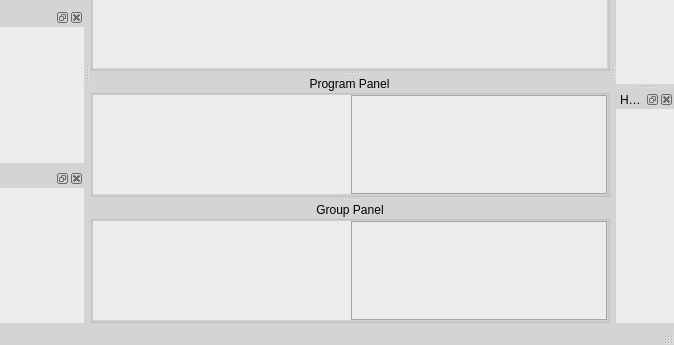
Before: the Qt Designer form src/vstboard/mainwindow.ui in rbarreiros/vstboard, drawn with Qt 5; both pictures show x 172 to 846 and y 225 to 570 of the 846 by 570 pixel window.
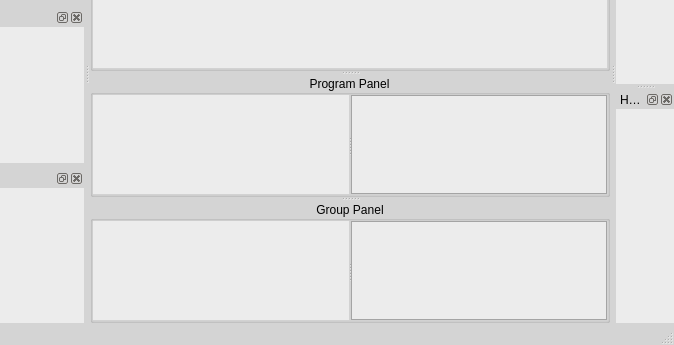
After: the same form once the commit is applied. Icons and pictures are not drawn. Custom widgets are drawn as their Qt base class.

Commit message: save splitter sizes

```diff
--- a/src/vstboard/mainwindow.ui
+++ b/src/vstboard/mainwindow.ui
@@ -233,7 +233,7 @@
        <property name="flat">
         <bool>true</bool>
        </property>
-       <layout class="QHBoxLayout" name="horizontalLayout_4">
+       <layout class="QHBoxLayout" name="horizontalLayout">
         <property name="spacing">
          <number>0</number>
         </property>
@@ -241,6 +241,13 @@
          <number>0</number>
         </property>
         <item>
+         <widget class="QSplitter" name="splitterProg">
+          <property name="orientation">
+           <enum>Qt::Horizontal</enum>
+          </property>
+          <property name="handleWidth">
+           <number>2</number>
+          </property>
          <widget class="MainGraphicsView" name="programView">
           <property name="frameShape">
            <enum>QFrame::NoFrame</enum>
@@ -261,8 +268,6 @@
            <enum>QGraphicsView::AnchorUnderMouse</enum>
           </property>
          </widget>
-        </item>
-        <item>
          <widget class="QListView" name="programParkList">
           <property name="sizePolicy">
            <sizepolicy hsizetype="Preferred" vsizetype="Expanding">
@@ -270,9 +275,16 @@
             <verstretch>0</verstretch>
            </sizepolicy>
           </property>
+           <property name="frameShape">
+            <enum>QFrame::StyledPanel</enum>
+           </property>
           <property name="dragEnabled">
            <bool>true</bool>
           </property>
+           <property name="uniformItemSizes">
+            <bool>true</bool>
+           </property>
+          </widget>
          </widget>
         </item>
        </layout>
@@ -295,6 +307,13 @@
          <number>0</number>
         </property>
         <item>
+         <widget class="QSplitter" name="splitterGroup">
+          <property name="orientation">
+           <enum>Qt::Horizontal</enum>
+          </property>
+          <property name="handleWidth">
+           <number>2</number>
+          </property>
          <widget class="MainGraphicsView" name="groupView">
           <property name="frameShape">
            <enum>QFrame::NoFrame</enum>
@@ -315,8 +334,6 @@
            <enum>QGraphicsView::AnchorUnderMouse</enum>
           </property>
          </widget>
-        </item>
-        <item>
          <widget class="QListView" name="groupParkList">
           <property name="sizePolicy">
            <sizepolicy hsizetype="Preferred" vsizetype="Expanding">
@@ -327,6 +344,10 @@
           <property name="dragEnabled">
            <bool>true</bool>
           </property>
+           <property name="uniformItemSizes">
+            <bool>true</bool>
+           </property>
+          </widget>
          </widget>
         </item>
        </layout>
```
Lines whose indentation alone changed are shown as unchanged. The commit also changes 2 other files.
